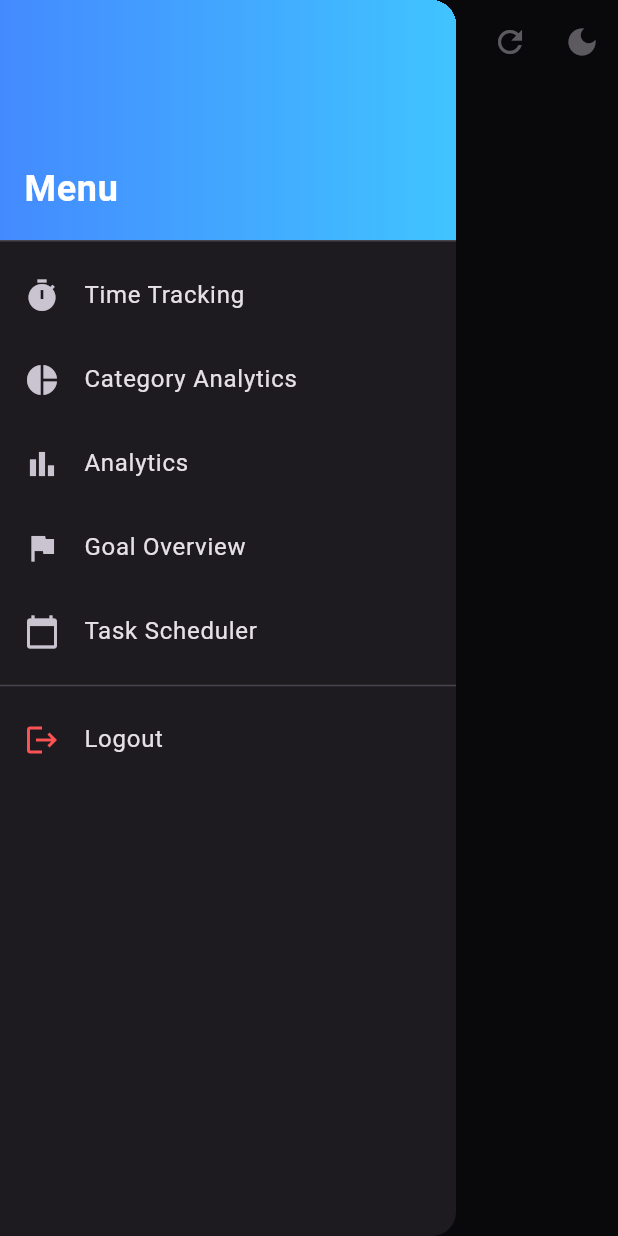
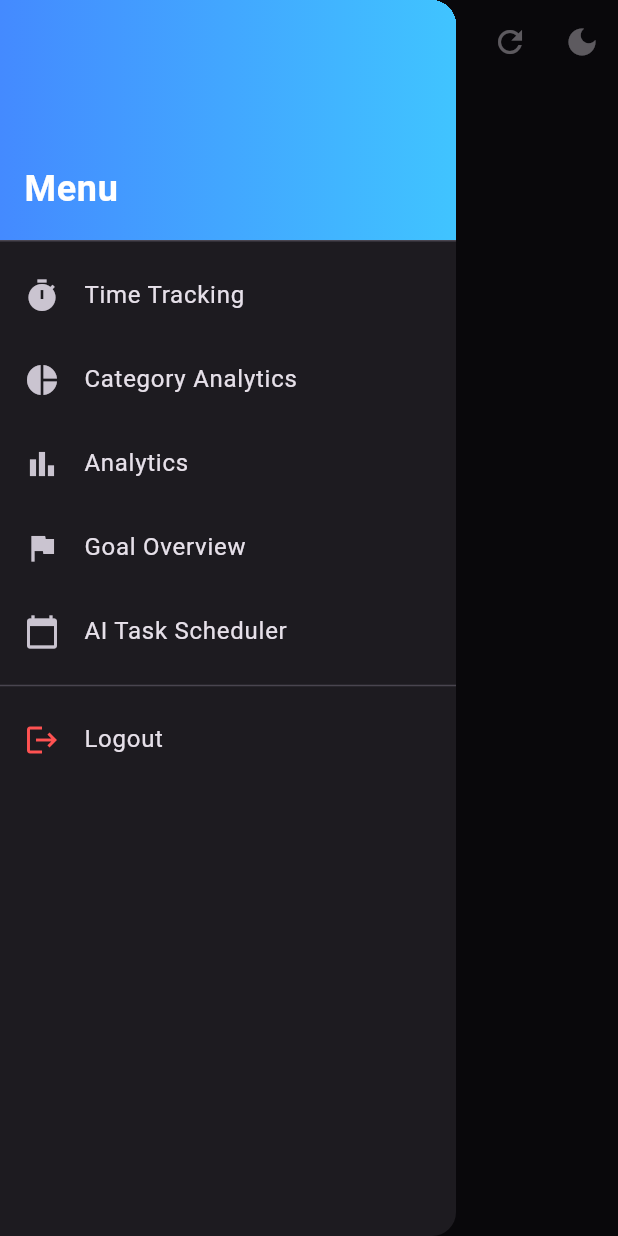
Before and after one commit to weird-akshat/hacksomethorns-frontend, a Flutter app: the Home screen opened directly, with the side drawer open, on a phone screen of 412 x 824 dp. Run offline on Flutter 3.47's test engine with Material 3 defaults, Android fonts, the phone set to English and light mode, and no system bars; our stand-ins replace flutter_dotenv, flutter_login, flutter_secure_storage, flutter_staggered_animations, lottie, share_plus and 1 more; missing offline and left inert: syncfusion_flutter_pdf; accounts and stored records are empty.

Commit message:
final push

```diff
--- a/ReFL3KT/frontend/lib/goal_tracking/widgets/goal_widget.dart
+++ b/ReFL3KT/frontend/lib/goal_tracking/widgets/goal_widget.dart
@@ -1073,8 +1073,8 @@ class _GoalState extends State<GoalWidget> {
             onPanEnd: (_) {
               setState(() {
                 isDragging = false;
-                // left = widget.offset.dx;
-                // top = widget.offset.dy;
+                left = widget.offset.dx;
+                top = widget.offset.dy;
               });
             },
             onLongPress: _showGoalOptionsDialog,
--- a/ReFL3KT/frontend/lib/time_tracking/home.dart
+++ b/ReFL3KT/frontend/lib/time_tracking/home.dart
@@ -149,7 +149,7 @@ class _HomeState extends State<Home> {
                     : currentWidgetPage is AnalyticsScreen
                         ? 'Analytics'
                         : currentWidgetPage is TaskSchedulerHome
-                            ? 'Task Scheduler'
+                            ? 'AI Task Scheduler'
                             : 'Timer',
                 style: TextStyle(
                   fontWeight: FontWeight.bold,
@@ -237,7 +237,7 @@ class _HomeState extends State<Home> {
                   ),
                   ListTile(
                     leading: const Icon(Icons.calendar_today),
-                    title: const Text('Task Scheduler'),
+                    title: const Text('AI Task Scheduler'),
                     onTap: () {
                       Navigator.of(context).pop();
                       setState(() {
```
